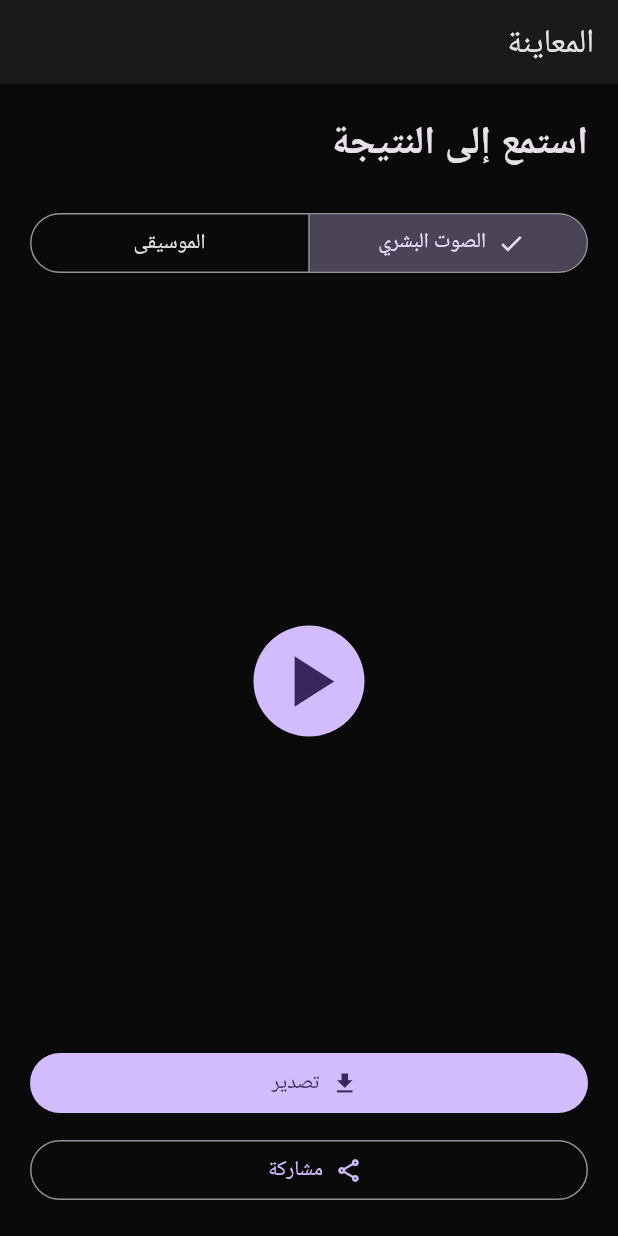
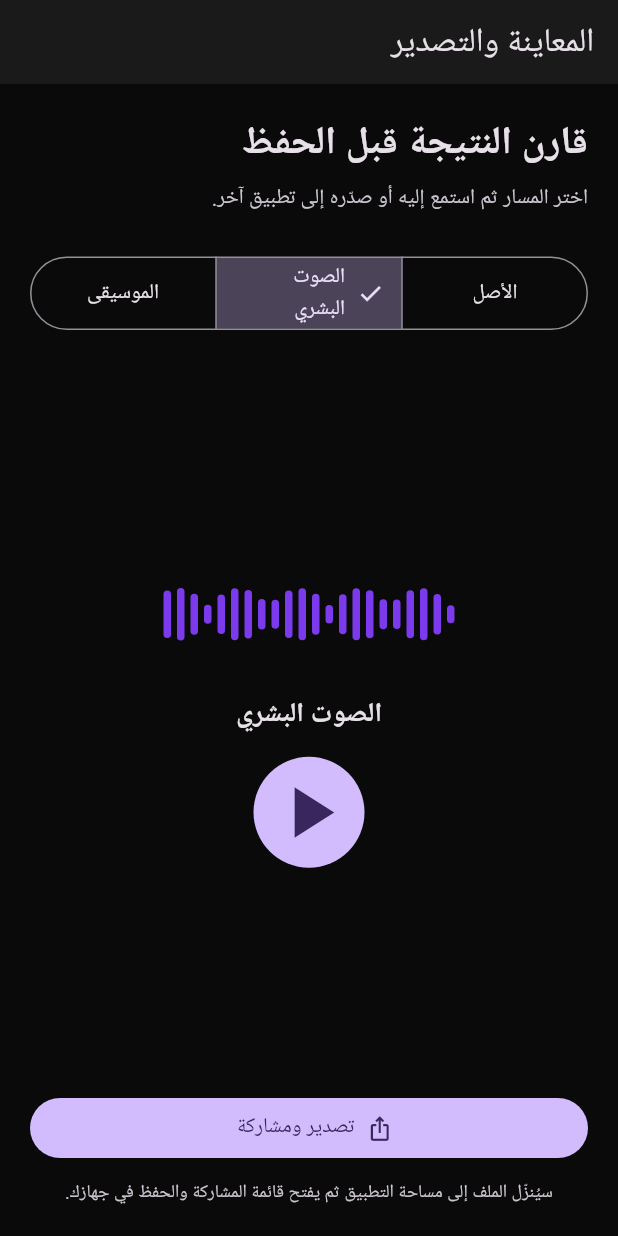
Before and after one commit to ahmedmohamedelrefaey/No-Music, a Flutter app: the PreviewScreen screen opened directly with empty values, on a phone screen of 412 x 824 dp. Run offline on Flutter 3.47's test engine with Material 3 defaults, Android fonts, the phone set to English and light mode, and no system bars; our stand-ins replace dio, file_picker, flutter_riverpod, just_audio, share_plus; missing offline and left inert: ffmpeg_kit_flutter_new; generated files the repository leaves out were written again.

Commit message:
feat: add playable result comparison and file export

```diff
--- a/mobile_app/lib/screens/preview_screen.dart
+++ b/mobile_app/lib/screens/preview_screen.dart
@@ -1,27 +1,200 @@
+import 'dart:async';
+import 'dart:io';
+
 import 'package:flutter/material.dart';
 import 'package:just_audio/just_audio.dart';
 import 'package:share_plus/share_plus.dart';
+
 import '../models.dart';
+import '../services/api_service.dart';
 import '../services/integrations.dart';
-class PreviewScreen extends StatefulWidget { const PreviewScreen({super.key, required this.project}); final Project project; @override State<PreviewScreen> createState() => _PreviewScreenState(); }
-class _PreviewScreenState extends State<PreviewScreen> { final player = AudioPlayer(); bool vocals = true;
-  Future<void> play() async { final source = vocals ? widget.project.vocalsUrl : widget.project.instrumentalUrl; if (player.playing) { await player.pause(); } else { await player.setUrl(source!); await player.play(); } if (mounted) setState(() {}); }
-  @override void dispose() { player.dispose(); super.dispose(); }
+import '../widgets/waveform.dart';
+
+enum _PreviewTrack { original, vocals, instrumental }
+
+class PreviewScreen extends StatefulWidget {
+  const PreviewScreen({super.key, required this.project});
+
+  final Project project;
+
   @override
-  Widget build(BuildContext context) => Scaffold(
-    appBar: AppBar(title: const Text('المعاينة')),
-    body: Padding(
-      padding: const EdgeInsets.all(20),
-      child: Column(crossAxisAlignment: CrossAxisAlignment.stretch, children: [
-        const Text('استمع إلى النتيجة', style: TextStyle(fontSize: 26, fontWeight: FontWeight.bold)),
-        const SizedBox(height: 24),
-        SegmentedButton<bool>(segments: const [ButtonSegment(value: true, label: Text('الصوت البشري')), ButtonSegment(value: false, label: Text('الموسيقى'))], selected: {vocals}, onSelectionChanged: (v) { player.stop(); setState(() => vocals = v.first); }),
-        const SizedBox(height: 24),
-        Expanded(child: Center(child: IconButton.filled(iconSize: 58, onPressed: play, icon: Icon(player.playing ? Icons.pause : Icons.play_arrow)))),
-        FilledButton.icon(onPressed: () { Integrations.track('export_completed'); ScaffoldMessenger.of(context).showSnackBar(const SnackBar(content: Text('الملف جاهز للتصدير من رابط النتيجة.'))); }, icon: const Icon(Icons.download), label: const Text('تصدير')),
-        const SizedBox(height: 10),
-        OutlinedButton.icon(onPressed: () => Share.share(vocals ? widget.project.vocalsUrl! : widget.project.instrumentalUrl!), icon: const Icon(Icons.share_outlined), label: const Text('مشاركة')),
-      ]),
-    ),
-  );
+  State<PreviewScreen> createState() => _PreviewScreenState();
 }
+
+class _PreviewScreenState extends State<PreviewScreen> {
+  final ApiService _api = ApiService();
+  final AudioPlayer _player = AudioPlayer();
+  late final StreamSubscription<PlayerState> _playerStateSubscription;
+
+  _PreviewTrack _selectedTrack = _PreviewTrack.vocals;
+  String? _loadedSource;
+  bool _isExporting = false;
+  int _exportProgress = 0;
+
+  @override
+  void initState() {
+    super.initState();
+    _playerStateSubscription = _player.playerStateStream.listen((_) {
+      if (mounted) setState(() {});
+    });
+  }
+
+  Future<void> _playOrPause() async {
+    if (_player.playing) {
+      await _player.pause();
+      return;
+    }
+
+    final source = _sourceFor(_selectedTrack);
+    try {
+      if (_loadedSource != source) {
+        if (_selectedTrack == _PreviewTrack.original) {
+          await _player.setFilePath(widget.project.originalPath);
+        } else {
+          await _player.setUrl(source);
+        }
+        _loadedSource = source;
+      }
+      await _player.play();
+    } on PlayerException catch (_) {
+      _showMessage('تعذّر تشغيل هذا الملف.');
+    } on PlayerInterruptedException catch (_) {
+      _showMessage('توقّف التشغيل قبل اكتماله.');
+    }
+  }
+
+  String _sourceFor(_PreviewTrack track) => switch (track) {
+        _PreviewTrack.original => widget.project.originalPath,
+        _PreviewTrack.vocals => widget.project.vocalsUrl ?? '',
+        _PreviewTrack.instrumental => widget.project.instrumentalUrl ?? '',
+      };
+
+  String _labelFor(_PreviewTrack track) => switch (track) {
+        _PreviewTrack.original => 'الأصل',
+        _PreviewTrack.vocals => 'الصوت البشري',
+        _PreviewTrack.instrumental => 'الموسيقى',
+      };
+
+  String _fileNameFor(_PreviewTrack track) {
+    final stem = widget.project.name.replaceAll(RegExp(r'\.[^.]+$'), '');
+    final suffix = switch (track) {
+      _PreviewTrack.original => 'original',
+      _PreviewTrack.vocals => 'vocals',
+      _PreviewTrack.instrumental => 'instrumental',
+    };
+    return '${stem}_$suffix.wav';
+  }
+
+  Future<void> _export() async {
+    if (_selectedTrack == _PreviewTrack.original) {
+      await _shareFile(File(widget.project.originalPath));
+      return;
+    }
+
+    final url = _sourceFor(_selectedTrack);
+    if (url.isEmpty) {
+      _showMessage('ملف النتيجة غير متاح بعد.');
+      return;
+    }
+
+    setState(() {
+      _isExporting = true;
+      _exportProgress = 0;
+    });
+    try {
+      final file = await _api.downloadOutput(
+        url,
+        _fileNameFor(_selectedTrack),
+        onProgress: (progress) {
+          if (mounted) setState(() => _exportProgress = progress);
+        },
+      );
+      Integrations.track('export_completed');
+      if (!mounted) return;
+      await _shareFile(file);
+    } on ApiException catch (error) {
+      _showMessage('فشل تنزيل الملف: ${error.message}');
+    } finally {
+      if (mounted) setState(() => _isExporting = false);
+    }
+  }
+
+  Future<void> _shareFile(File file) async {
+    if (!await file.exists()) {
+      _showMessage('الملف غير موجود على الجهاز.');
+      return;
+    }
+    await Share.shareXFiles(
+      [XFile(file.path)],
+      subject: 'MuteMusic AI - ${_labelFor(_selectedTrack)}',
+    );
+  }
+
+  void _selectTrack(_PreviewTrack track) {
+    if (track == _selectedTrack) return;
+    _player.stop();
+    setState(() {
+      _selectedTrack = track;
+      _loadedSource = null;
+    });
+  }
+
+  void _showMessage(String message) {
+    if (!mounted) return;
+    ScaffoldMessenger.of(context).showSnackBar(SnackBar(content: Text(message)));
+  }
+
+  @override
+  void dispose() {
+    _playerStateSubscription.cancel();
+    _player.dispose();
+    super.dispose();
+  }
+
+  @override
+  Widget build(BuildContext context) {
+    final isPlaying = _player.playing;
+    return Scaffold(
+      appBar: AppBar(title: const Text('المعاينة والتصدير')),
+      body: SafeArea(
+        child: Padding(
+          padding: const EdgeInsets.all(20),
+          child: Column(
+            crossAxisAlignment: CrossAxisAlignment.stretch,
+            children: [
+              const Text('قارن النتيجة قبل الحفظ', style: TextStyle(fontSize: 26, fontWeight: FontWeight.bold)),
+              const SizedBox(height: 8),
+              Text('اختر المسار ثم استمع إليه أو صدّره إلى تطبيق آخر.', style: TextStyle(color: Theme.of(context).colorScheme.onSurfaceVariant)),
+              const SizedBox(height: 24),
+              SegmentedButton<_PreviewTrack>(
+                segments: const [
+                  ButtonSegment(value: _PreviewTrack.original, label: Text('الأصل')),
+                  ButtonSegment(value: _PreviewTrack.vocals, label: Text('الصوت البشري')),
+                  ButtonSegment(value: _PreviewTrack.instrumental, label: Text('الموسيقى')),
+                ],
+                selected: {_selectedTrack},
+                onSelectionChanged: (selection) => _selectTrack(selection.first),
+              ),
+              const Spacer(),
+              const Waveform(),
+              const SizedBox(height: 18),
+              Text(_labelFor(_selectedTrack), textAlign: TextAlign.center, style: const TextStyle(fontWeight: FontWeight.w700, fontSize: 18)),
+              const SizedBox(height: 14),
+              Center(child: IconButton.filled(iconSize: 58, onPressed: _playOrPause, icon: Icon(isPlaying ? Icons.pause : Icons.play_arrow))),
+              const Spacer(),
+              if (_isExporting) ...[
+                LinearProgressIndicator(value: _exportProgress / 100),
+                const SizedBox(height: 8),
+                Text('جارٍ تجهيز الملف $_exportProgress%', textAlign: TextAlign.center),
+                const SizedBox(height: 12),
+              ],
+              FilledButton.icon(onPressed: _isExporting ? null : _export, icon: const Icon(Icons.ios_share), label: Text(_isExporting ? 'جارٍ التصدير…' : 'تصدير ومشاركة')),
+              const SizedBox(height: 10),
+              Text('سيُنزّل الملف إلى مساحة التطبيق ثم يفتح قائمة المشاركة والحفظ في جهازك.', textAlign: TextAlign.center, style: TextStyle(fontSize: 12, color: Theme.of(context).colorScheme.onSurfaceVariant)),
+            ],
+          ),
+        ),
+      ),
+    );
+  }
+}
```
Also changed, not shown: mobile_app/lib/services/api_service.dart (+18 -0 lines).
